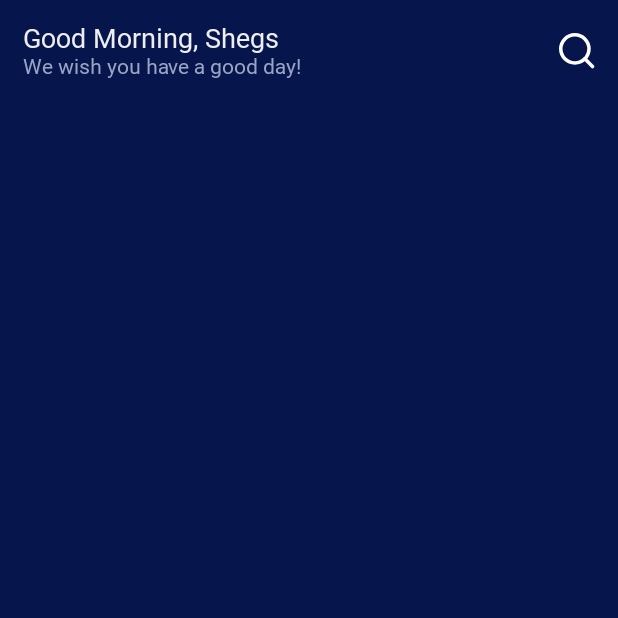
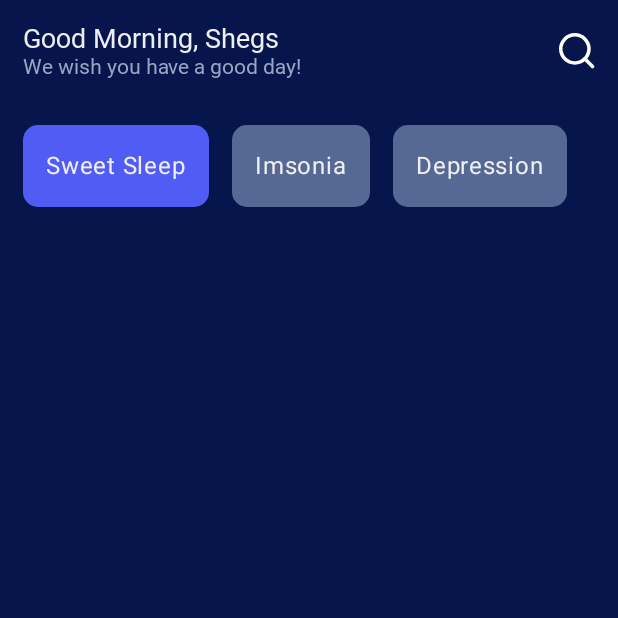
Before and after one commit to shegsbass/MedUp-Compose-UI, an Android app built with Jetpack Compose: the composable HomeScreen shown on its own in the app's theme, on a phone screen of 412 x 824 dp, the top half of it. Run offline under Robolectric (Android 15) with nearby library versions, the phone set to English and light mode, and no system bars; Roboto replaces fonts that are not available here.

Commit message:
Chip Section

```diff
--- a/app/src/main/java/com/shegs/medupcomposeui/ui/HomeScreen.kt
+++ b/app/src/main/java/com/shegs/medupcomposeui/ui/HomeScreen.kt
@@ -1,6 +1,7 @@
 package com.shegs.medupcomposeui.ui
 
 import androidx.compose.foundation.background
+import androidx.compose.foundation.clickable
 import androidx.compose.foundation.layout.Arrangement
 import androidx.compose.foundation.layout.Box
 import androidx.compose.foundation.layout.Column
@@ -9,18 +10,28 @@ import androidx.compose.foundation.layout.fillMaxSize
 import androidx.compose.foundation.layout.fillMaxWidth
 import androidx.compose.foundation.layout.padding
 import androidx.compose.foundation.layout.size
+import androidx.compose.foundation.lazy.LazyRow
+import androidx.compose.foundation.shape.RoundedCornerShape
 import androidx.compose.material3.Icon
 import androidx.compose.material3.MaterialTheme
 import androidx.compose.material3.Text
 import androidx.compose.runtime.Composable
+import androidx.compose.runtime.mutableStateOf
+import androidx.compose.runtime.remember
+import androidx.compose.runtime.setValue
+import androidx.compose.runtime.getValue
 import androidx.compose.ui.Alignment
 import androidx.compose.ui.Modifier
+import androidx.compose.ui.draw.clip
 import androidx.compose.ui.graphics.Color
 import androidx.compose.ui.res.painterResource
 import androidx.compose.ui.tooling.preview.Preview
 import androidx.compose.ui.unit.dp
 import com.shegs.medupcomposeui.R
+import com.shegs.medupcomposeui.ui.theme.ButtonBlue
+import com.shegs.medupcomposeui.ui.theme.DarkerButtonBlue
 import com.shegs.medupcomposeui.ui.theme.DeepBlue
+import com.shegs.medupcomposeui.ui.theme.TextWhite
 
 @Composable
 fun HomeScreen(){
@@ -32,6 +43,7 @@ fun HomeScreen(){
     ){
         Column {
             GreetingSection()
+            ChipSection(chips = listOf("Sweet Sleep", "Imsonia", "Depression"))
         }
     }
 }
@@ -65,16 +77,42 @@ fun GreetingSection(name: String = "Shegs"){
             modifier = Modifier
                 .size(24.dp)
         )
+    }
+}
 
+@Composable
+fun ChipSection(chips: List<String>){
+    var selectedChipIndex by remember { mutableStateOf(0) }
+
+    LazyRow(){
+        items(chips.size){
+            Box(
+                contentAlignment = Alignment.Center,
+                modifier = Modifier
+                .padding(start = 15.dp, top = 15.dp, bottom = 15.dp)
+                .clickable { selectedChipIndex = it }
+                .clip(RoundedCornerShape(10.dp))
+                .background(
+                    if (selectedChipIndex == it) ButtonBlue
+                    else DarkerButtonBlue
+                )
+                .padding(15.dp)
+            ) {
+                Text(
+                    text = chips[it],
+                    color = TextWhite
+                )
+            }
+        }
     }
-
 }
 
 
 
 
-@Preview (showBackground = true)
+
+@Preview (showBackground = false)
 @Composable
 fun HomeScreenPreview(){
-    HomeScreen()
+    ChipSection(chips = listOf("Sweet Sleep", "Imsonia", "Depression"))
 }
```
